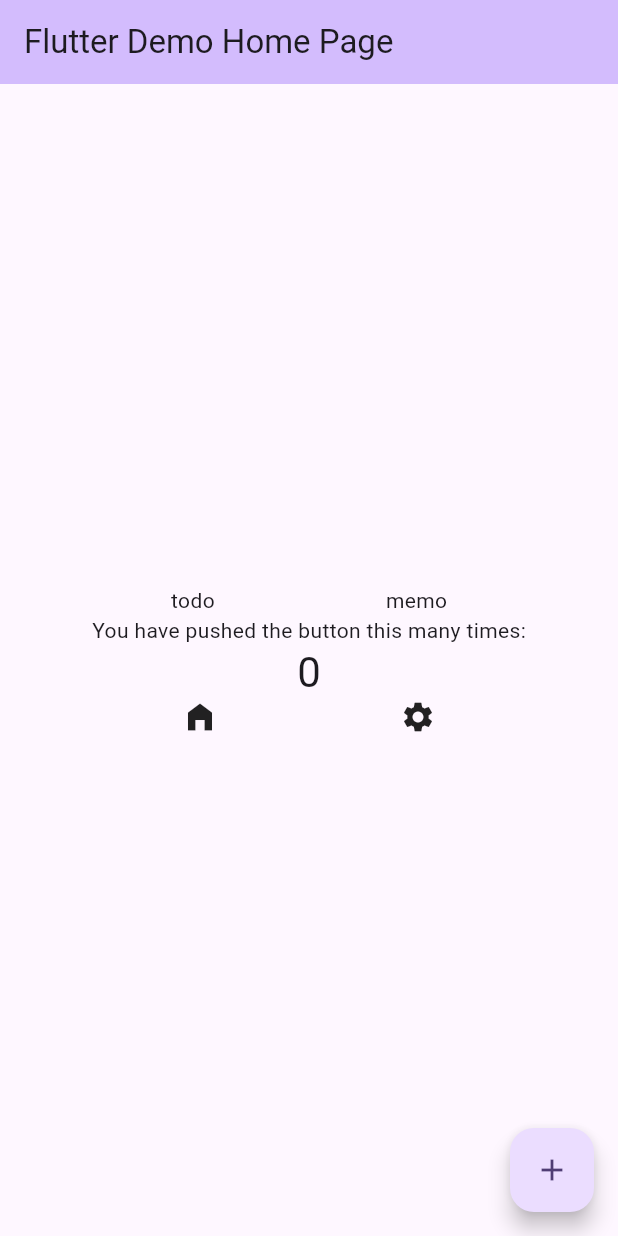
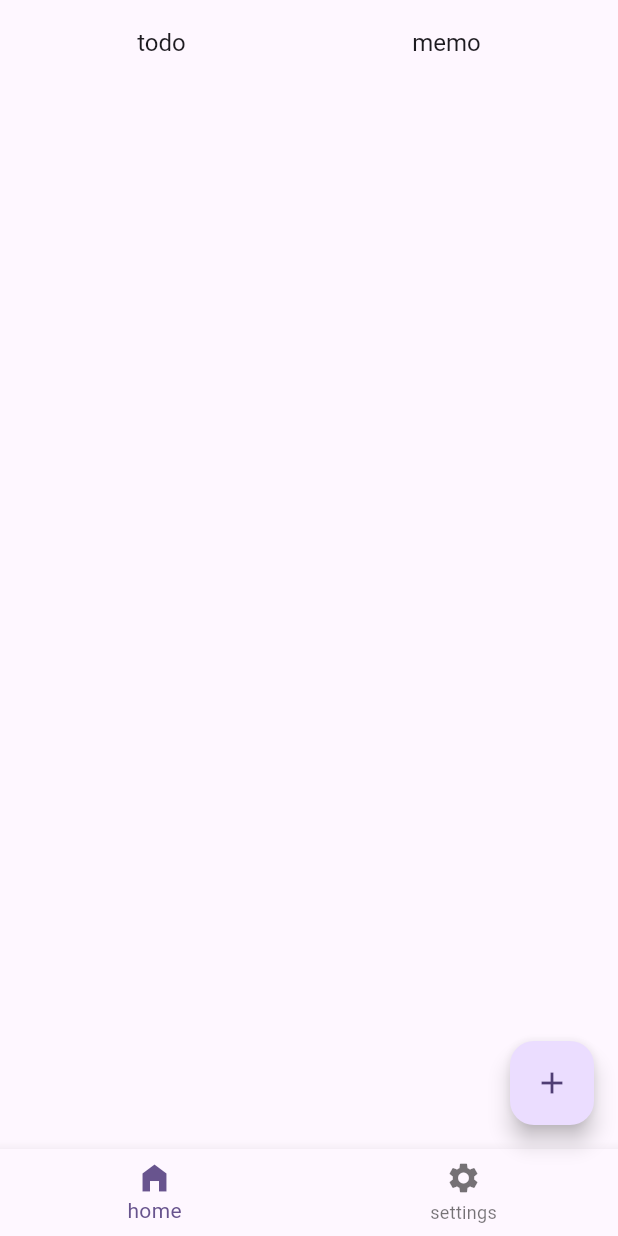
Before and after one commit to k41531/strawberry_chocolate, a Flutter app: the screen it shows after launch, on a phone screen of 412 x 824 dp. Run offline on Flutter 3.47's test engine with Material 2 defaults, Android fonts, the light colour scheme and no system bars.

Commit message:
refactor: design fix

```diff
--- a/lib/main.dart
+++ b/lib/main.dart
@@ -15,21 +15,6 @@
     return MaterialApp(
       title: 'Flutter Demo',
       theme: ThemeData(
-        // This is the theme of your application.
-        //
-        // TRY THIS: Try running your application with "flutter run". You'll see
-        // the application has a blue toolbar. Then, without quitting the app,
-        // try changing the seedColor in the colorScheme below to Colors.green
-        // and then invoke "hot reload" (save your changes or press the "hot
-        // reload" button in a Flutter-supported IDE, or press "r" if you used
-        // the command line to start the app).
-        //
-        // Notice that the counter didn't reset back to zero; the application
-        // state is not lost during the reload. To reset the state, use hot
-        // restart instead.
-        //
-        // This works for code too, not just values: Most code changes can be
-        // tested with just a hot reload.
         colorScheme: ColorScheme.fromSeed(seedColor: Colors.deepPurple),
         useMaterial3: true,
       ),
@@ -38,92 +23,25 @@
   }
 }
 
-class MyHomePage extends StatefulWidget {
+class MyHomePage extends StatelessWidget {
   const MyHomePage({super.key, required this.title});
-
-  // This widget is the home page of your application. It is stateful, meaning
-  // that it has a State object (defined below) that contains fields that affect
-  // how it looks.
-
-  // This class is the configuration for the state. It holds the values (in this
-  // case the title) provided by the parent (in this case the App widget) and
-  // used by the build method of the State. Fields in a Widget subclass are
-  // always marked "final".
-
   final String title;
 
   @override
-  State<MyHomePage> createState() => _MyHomePageState();
-}
-
-class _MyHomePageState extends State<MyHomePage> {
-  int _counter = 0;
-
-  void _incrementCounter() {
-    setState(() {
-      // This call to setState tells the Flutter framework that something has
-      // changed in this State, which causes it to rerun the build method below
-      // so that the display can reflect the updated values. If we changed
-      // _counter without calling setState(), then the build method would not be
-      // called again, and so nothing would appear to happen.
-      _counter++;
-    });
-  }
-
-  @override
   Widget build(BuildContext context) {
-    // This method is rerun every time setState is called, for instance as done
-    // by the _incrementCounter method above.
-    //
-    // The Flutter framework has been optimized to make rerunning build methods
-    // fast, so that you can just rebuild anything that needs updating rather
-    // than having to individually change instances of widgets.
     return Scaffold(
-      appBar: AppBar(
-        // TRY THIS: Try changing the color here to a specific color (to
-        // Colors.amber, perhaps?) and trigger a hot reload to see the AppBar
-        // change color while the other colors stay the same.
-        backgroundColor: Theme.of(context).colorScheme.inversePrimary,
-        // Here we take the value from the MyHomePage object that was created by
-        // the App.build method, and use it to set our appbar title.
-        title: Text(widget.title),
-      ),
-      body: Center(
-        // Center is a layout widget. It takes a single child and positions it
-        // in the middle of the parent.
+      appBar: AppBar(title: const HeaderWidget()),
+      body: const Center(
         child: Column(
-          // Column is also a layout widget. It takes a list of children and
-          // arranges them vertically. By default, it sizes itself to fit its
-          // children horizontally, and tries to be as tall as its parent.
-          //
-          // Column has various properties to control how it sizes itself and
-          // how it positions its children. Here we use mainAxisAlignment to
-          // center the children vertically; the main axis here is the vertical
-          // axis because Columns are vertical (the cross axis would be
-          // horizontal).
-          //
-          // TRY THIS: Invoke "debug painting" (choose the "Toggle Debug Paint"
-          // action in the IDE, or press "p" in the console), to see the
-          // wireframe for each widget.
           mainAxisAlignment: MainAxisAlignment.center,
-          children: <Widget>[
-            const HeaderWidget(),
-            const Text(
-              'You have pushed the button this many times:',
-            ),
-            Text(
-              '$_counter',
-              style: Theme.of(context).textTheme.headlineMedium,
-            ),
-            const FooterWidget(),
-          ],
         ),
       ),
+      // Cirlce Floating Action Button
       floatingActionButton: FloatingActionButton(
-        onPressed: _incrementCounter,
-        tooltip: 'Increment',
+        onPressed: () {},
         child: const Icon(Icons.add),
-      ), // This trailing comma makes auto-formatting nicer for build methods.
+      ),
+      bottomNavigationBar: FooterWidget(),
     );
   }
 }
--- a/lib/presentation/widgets/footer.dart
+++ b/lib/presentation/widgets/footer.dart
@@ -10,12 +10,15 @@ class FooterWidget extends StatelessWidget {
     // These are allign row.
     // The icon has underline.
     // When it focused, the underline displayed is changed.
-    return const Row(
-      mainAxisAlignment: MainAxisAlignment.spaceEvenly,
-      children: [
-        Icon(Icons.home_filled),
-        Icon(Icons.settings),
-      ],
-    );
+    return BottomNavigationBar(items: const [
+      BottomNavigationBarItem(
+        icon: Icon(Icons.home_filled),
+        label: 'home',
+      ),
+      BottomNavigationBarItem(
+        icon: Icon(Icons.settings),
+        label: 'settings',
+      ),
+    ]);
   }
 }
--- a/lib/presentation/widgets/header.dart
+++ b/lib/presentation/widgets/header.dart
@@ -5,16 +5,11 @@ class HeaderWidget extends StatelessWidget {
 
   @override
   Widget build(BuildContext context) {
-    // This is the header widget
-    // Header contains, "todo" and "memo"
-    // These are allign row.
-    // The text has underline.
-    // When it focused, the underline displayed is changed.
     return const Row(
-      mainAxisAlignment: MainAxisAlignment.spaceEvenly,
+      mainAxisAlignment: MainAxisAlignment.spaceAround,
       children: [
-        Text('todo'),
-        Text('memo'),
+        Text('todo', style: TextStyle(fontSize: 16)),
+        Text('memo', style: TextStyle(fontSize: 16)),
       ],
     );
   }
```
